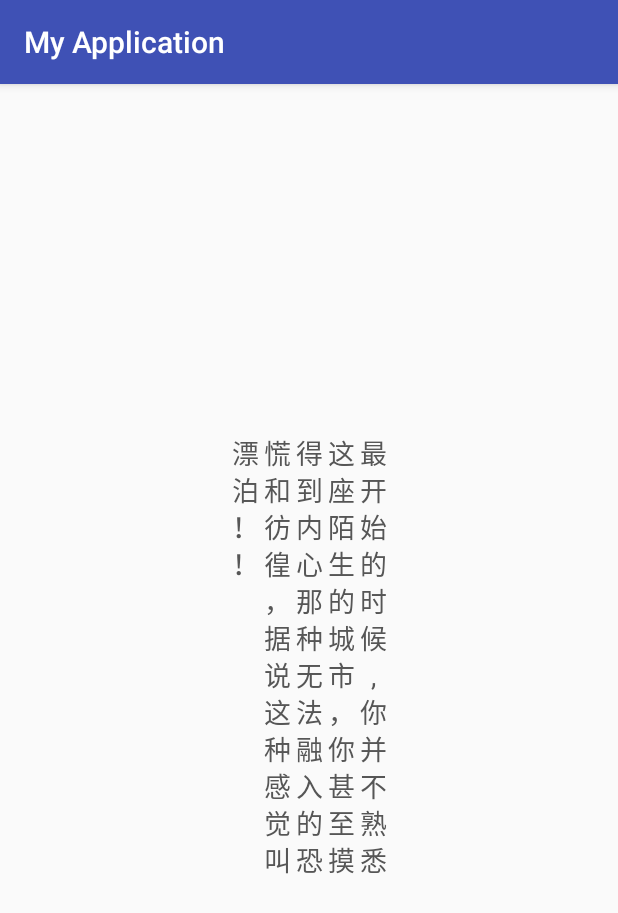
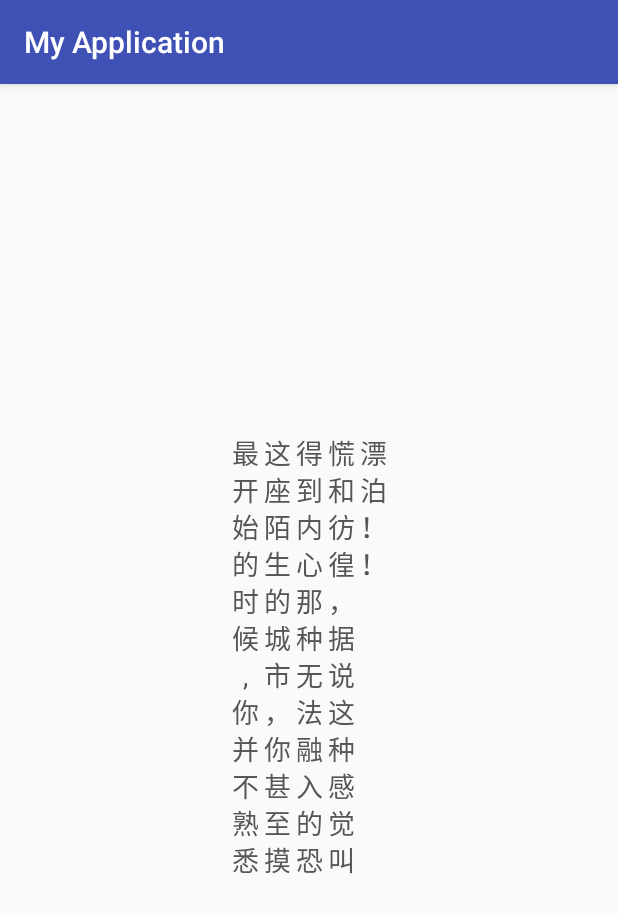
Before and after one commit to tenny1225/VerticalTextView, an Android app: the screen it shows after launch (MainActivity), on a phone screen of 412 x 824 dp. Shown: the top 913 px of the screen. Run offline under Robolectric (Android 15) with nearby library versions, the phone set to English and light mode, and no system bars.

Commit message:
no message

```diff
--- a/app/src/main/res/layout/activity_main.xml
+++ b/app/src/main/res/layout/activity_main.xml
@@ -9,7 +9,7 @@
     <com.tenny.mystory.TextViewVertical
         android:layout_width="wrap_content"
         android:layout_height="300dp"
-        app:v_start="right"
+        app:v_start="left"
         app:v_text="最开始的时候,你并不熟悉这座陌生的城市，你甚至摸得到内心那种无法融入的恐慌和彷徨，据说这种感觉叫漂泊！！"
         app:v_textColor="#565656"
         app:v_textSize="18dp" />
```
Also changed, not shown: 3 other files.
